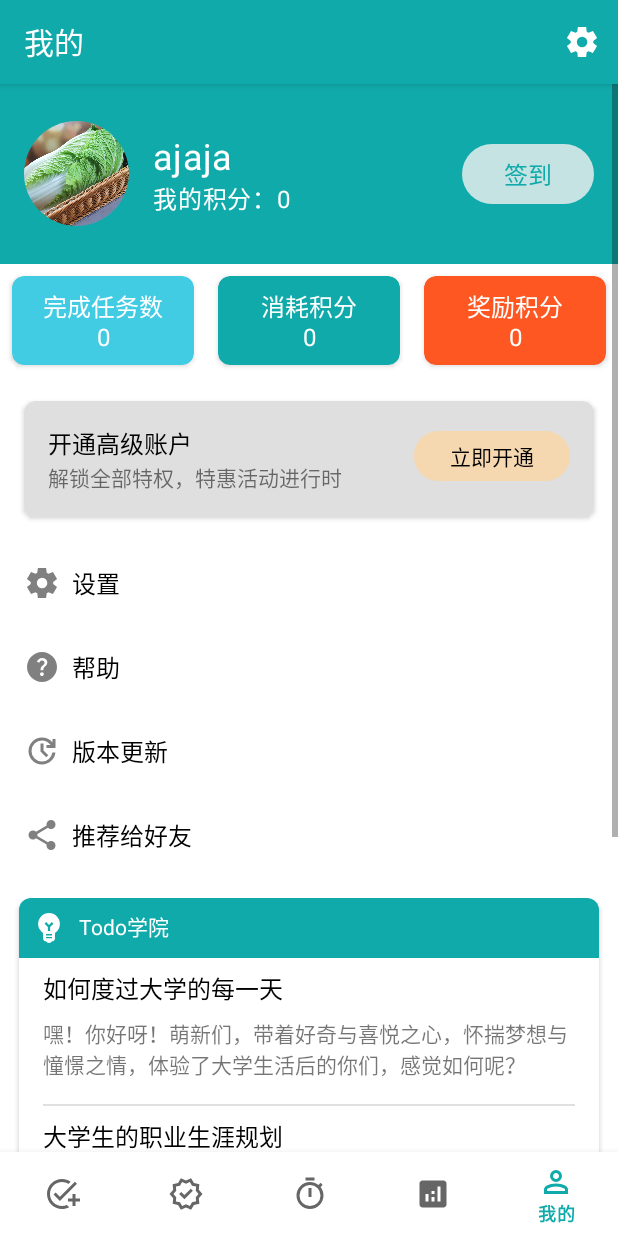
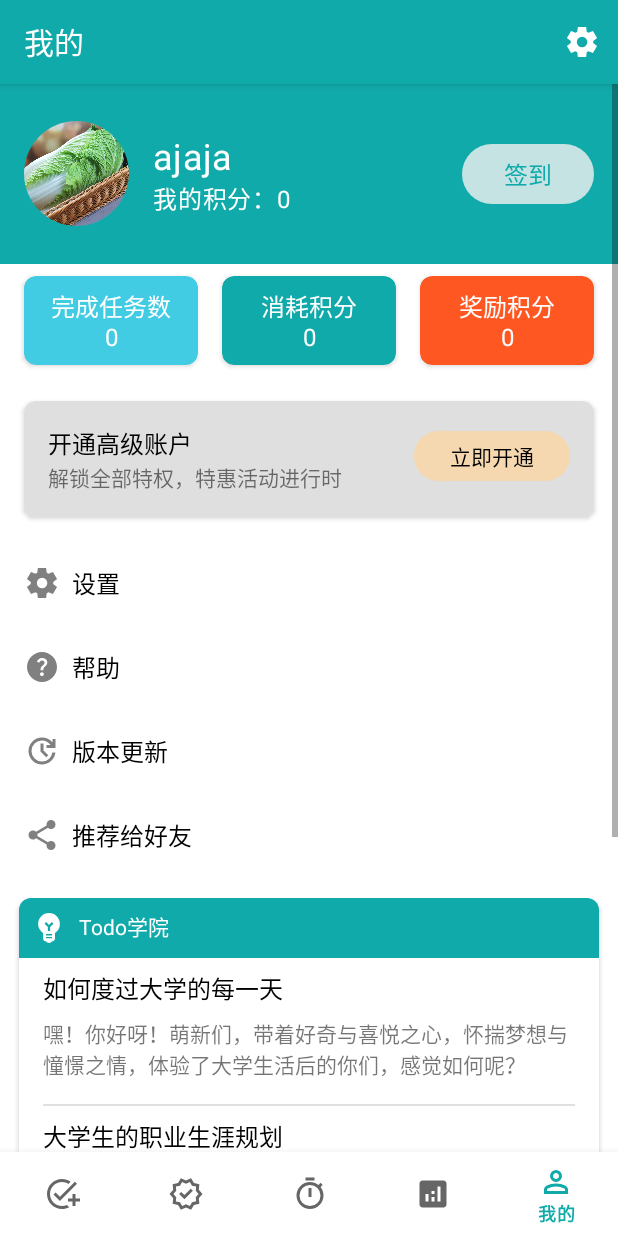
Before and after one commit to zhjai/MyAndroidApp, an Android app built with Jetpack Compose: the AwardFragment screen opened through its navigation route, item 5 of the bottom bar chosen, on a phone screen of 412 x 824 dp. Run offline under Robolectric (Android 15) with nearby library versions, the phone set to English and light mode, and no system bars; our stand-ins replace CircleImageView, navigation-ui.

Commit message:
1. 修改部分布局 2. 实现Todo学院学习功能 3. 实现签到功能

```diff
--- a/app/build.gradle.kts
+++ b/app/build.gradle.kts
@@ -73,6 +73,7 @@ dependencies {
     implementation("androidx.preference:preference:1.2.1")
     implementation(platform("androidx.compose:compose-bom:2023.08.00"))
     implementation("com.journeyapps:zxing-android-embedded:4.3.0")
+    implementation("com.prolificinteractive:material-calendarview:1.4.3")
     testImplementation("junit:junit:4.13.2")
     androidTestImplementation("androidx.test.ext:junit:1.1.5")
     androidTestImplementation("androidx.test.espresso:espresso-core:3.5.1")
--- a/app/src/main/java/com/example/exam/AwardFragment.java
+++ b/app/src/main/java/com/example/exam/AwardFragment.java
@@ -141,7 +141,7 @@ public class AwardFragment extends Fragment implements SortModeListener {
 
         GlobalData.getPoints().observe(getViewLifecycleOwner(), points -> {
             TextView pointsTextView = rootView.findViewById(R.id.award_total_points);
-            pointsTextView.setText(points.toString());
+            pointsTextView.setText(points + (GlobalData.getIsSignedIn().getValue() ? 100 : 0) + "");
         });
 
         GlobalData.getCurrentGroup().observe(getViewLifecycleOwner(), group -> {
--- a/app/src/main/java/com/example/exam/DailyTaskFragment.java
+++ b/app/src/main/java/com/example/exam/DailyTaskFragment.java
@@ -148,7 +148,7 @@ public class DailyTaskFragment extends Fragment implements SortModeListener {
 
         GlobalData.getPoints().observe(getViewLifecycleOwner(), points -> {
             TextView pointsTextView = rootView.findViewById(R.id.daily_tasks_total_points);
-            pointsTextView.setText(points.toString());
+            pointsTextView.setText(points + (GlobalData.getIsSignedIn().getValue() ? 100 : 0) + "");
         });
 
         GlobalData.getCurrentSortMode().observe(getViewLifecycleOwner(), currenSortMode -> {
--- a/app/src/main/java/com/example/exam/MainActivity2.java
+++ b/app/src/main/java/com/example/exam/MainActivity2.java
@@ -169,8 +169,25 @@ public class MainActivity2 extends AppCompatActivity implements DrawerListAdapte
             public void onDrawerOpened(View drawerView) {
                 TextView pointsTextView = findViewById(R.id.drawer_user_points);
                 GlobalData.getPoints().observe(MainActivity2.this, points -> {
-                    pointsTextView.setText("我的积分：" + points);
+                    pointsTextView.setText("我的积分：" + (points + (GlobalData.getIsSignedIn().getValue() ? 100 : 0)));
                 });
+
+                Button signInButton = findViewById(R.id.sign_in_button);
+                GlobalData.getIsSignedIn().observe(MainActivity2.this, isSignedIn -> {
+                    pointsTextView.setText("我的积分：" + (GlobalData.getPoints().getValue() + (isSignedIn ? 100 : 0)));
+                    if (isSignedIn) {
+                        signInButton.setText("已签到+100");
+                        signInButton.setEnabled(false);
+                    } else {
+                        signInButton.setText("签到");
+                        signInButton.setEnabled(true);
+                    }
+                });
+                signInButton.setOnClickListener(v -> {
+                    Intent intent = new Intent(MainActivity2.this, SigninActivity.class);
+                    startActivity(intent);
+                });
+
                 invalidateOptionsMenu();
             }
 
--- a/app/src/main/java/com/example/exam/MyFragment.java
+++ b/app/src/main/java/com/example/exam/MyFragment.java
@@ -8,6 +8,8 @@ import androidx.fragment.app.Fragment;
 import android.view.LayoutInflater;
 import android.view.View;
 import android.view.ViewGroup;
+import android.widget.Button;
+import android.widget.LinearLayout;
 import android.widget.TextView;
 import android.widget.Toast;
 
@@ -52,7 +54,23 @@ public class MyFragment extends Fragment {
 
         TextView pointsTextView = rootView.findViewById(R.id.user_points);
         GlobalData.getPoints().observe(getViewLifecycleOwner(), points -> {
-            pointsTextView.setText("我的积分：" + points);
+            pointsTextView.setText("我的积分：" + (points + (GlobalData.getIsSignedIn().getValue() ? 100 : 0)));
+        });
+
+        Button signInButton = rootView.findViewById(R.id.sign_in_button);
+        GlobalData.getIsSignedIn().observe(getViewLifecycleOwner(), isSignedIn -> {
+            pointsTextView.setText("我的积分：" + (GlobalData.getPoints().getValue() + (isSignedIn ? 100 : 0)));
+            if (isSignedIn) {
+                signInButton.setText("已签到+100");
+                signInButton.setEnabled(false);
+            } else {
+                signInButton.setText("签到");
+                signInButton.setEnabled(true);
+            }
+        });
+        signInButton.setOnClickListener(v -> {
+            Intent intent = new Intent(getActivity(), SigninActivity.class);
+            startActivity(intent);
         });
 
         taskCountTextView = rootView.findViewById(R.id.text_completed_tasks);
@@ -94,6 +112,30 @@ public class MyFragment extends Fragment {
             startActivity(Intent.createChooser(intent, "分享"));
         });
 
+        LinearLayout fragmentMyAcademy1 = rootView.findViewById(R.id.fragment_my_academy1);
+        fragmentMyAcademy1.setOnClickListener(v -> {
+            Intent intent = new Intent(getActivity(), WebViewActivity.class);
+            intent.putExtra("title", "如何度过大学的每一天");
+            intent.putExtra("url", "https://zhuanlan.zhihu.com/p/587930552");
+            startActivity(intent);
+        });
+
+        LinearLayout fragmentMyAcademy2 = rootView.findViewById(R.id.fragment_my_academy2);
+        fragmentMyAcademy2.setOnClickListener(v -> {
+            Intent intent = new Intent(getActivity(), WebViewActivity.class);
+            intent.putExtra("title", "大学生的职业生涯规划");
+            intent.putExtra("url", "https://zhuanlan.zhihu.com/p/534387457");
+            startActivity(intent);
+        });
+
+        LinearLayout fragmentMyAcademy3 = rootView.findViewById(R.id.fragment_my_academy3);
+        fragmentMyAcademy3.setOnClickListener(v -> {
+            Intent intent = new Intent(getActivity(), WebViewActivity.class);
+            intent.putExtra("title", "Android如何入门和进阶");
+            intent.putExtra("url", "https://zhuanlan.zhihu.com/p/658909393");
+            startActivity(intent);
+        });
+
         return rootView;
     }
 
--- a/app/src/main/java/com/example/exam/NormalTaskFragment.java
+++ b/app/src/main/java/com/example/exam/NormalTaskFragment.java
@@ -152,7 +152,7 @@ public class NormalTaskFragment extends Fragment implements SortModeListener {
 
         GlobalData.getPoints().observe(getViewLifecycleOwner(), points -> {
             TextView pointsTextView = rootView.findViewById(R.id.normal_tasks_total_points);
-            pointsTextView.setText(points.toString());
+            pointsTextView.setText(points + (GlobalData.getIsSignedIn().getValue() ? 100 : 0) + "");
         });
 
         GlobalData.getCurrentSortMode().observe(getViewLifecycleOwner(), currenSortMode -> {
--- a/app/src/main/java/com/example/exam/WeeklyTaskFragment.java
+++ b/app/src/main/java/com/example/exam/WeeklyTaskFragment.java
@@ -147,7 +147,7 @@ public class WeeklyTaskFragment extends Fragment implements SortModeListener {
 
         GlobalData.getPoints().observe(getViewLifecycleOwner(), points -> {
             TextView pointsTextView = rootView.findViewById(R.id.weekly_tasks_total_points);
-            pointsTextView.setText(points.toString());
+            pointsTextView.setText(points + (GlobalData.getIsSignedIn().getValue() ? 100 : 0) + "");
         });
 
         GlobalData.getCurrentSortMode().observe(getViewLifecycleOwner(), currenSortMode -> {
--- a/app/src/main/java/com/example/exam/data/GlobalData.java
+++ b/app/src/main/java/com/example/exam/data/GlobalData.java
@@ -15,6 +15,7 @@ public class GlobalData extends ViewModel {
     static public ArrayList<AwardItem> finishedAwards = new ArrayList<>();
     static public MutableLiveData<String> currentGroup = new MutableLiveData<>("全部");
     static public MutableLiveData<String> currentSortMode = new MutableLiveData<>("");
+    static public MutableLiveData<Boolean> isSignedIn = new MutableLiveData<>(false);
 
     static public MutableLiveData<Integer> getPoints() {
         return points;
@@ -39,4 +40,12 @@ public class GlobalData extends ViewModel {
     static public void setCurrentSortMode(String currentSortMode) {
         GlobalData.currentGroup.setValue(currentSortMode);
     }
+
+    static public MutableLiveData<Boolean> getIsSignedIn() {
+        return isSignedIn;
+    }
+
+    static public void setIsSignedIn(Boolean isSignedIn) {
+        GlobalData.isSignedIn.setValue(isSignedIn);
+    }
 }
--- a/app/src/main/res/layout/fragment_my.xml
+++ b/app/src/main/res/layout/fragment_my.xml
@@ -59,7 +59,7 @@
                 android:layout_weight="1" />
 
             <Button
-                android:id="@+id/message_button"
+                android:id="@+id/sign_in_button"
                 style="@style/Widget.Material3.Button"
                 android:layout_width="wrap_content"
                 android:layout_height="wrap_content"
@@ -94,6 +94,8 @@
             android:layout_below="@id/user_info_layout"
             android:gravity="center"
             android:orientation="horizontal"
+            android:paddingStart="8dp"
+            android:paddingEnd="8dp"
             android:weightSum="3">
 
             <!-- 完成任务数 -->
@@ -338,6 +340,7 @@
                         android:paddingEnd="16dp" />
 
                     <LinearLayout
+                        android:id="@+id/fragment_my_academy2"
                         android:layout_width="match_parent"
                         android:layout_height="match_parent"
                         android:layout_weight="1"
@@ -374,6 +377,7 @@
                         android:layout_marginEnd="16dp" />
 
                     <LinearLayout
+                        android:id="@+id/fragment_my_academy3"
                         android:layout_width="match_parent"
                         android:layout_height="match_parent"
                         android:layout_weight="1"
--- a/app/src/main/res/layout/nav_header_main.xml
+++ b/app/src/main/res/layout/nav_header_main.xml
@@ -54,7 +54,7 @@
             android:layout_weight="1" />
 
         <Button
-            android:id="@+id/message_button"
+            android:id="@+id/sign_in_button"
             style="@style/Widget.Material3.Button"
             android:layout_width="wrap_content"
             android:layout_height="wrap_content"
```
Also changed, not shown: app/src/main/AndroidManifest.xml (+6 -1 lines), app/src/main/java/com/example/exam/SigninActivity.java (added, +109 -0 lines), app/src/main/res/layout/activity_signin.xml (added, +14 -0 lines).
